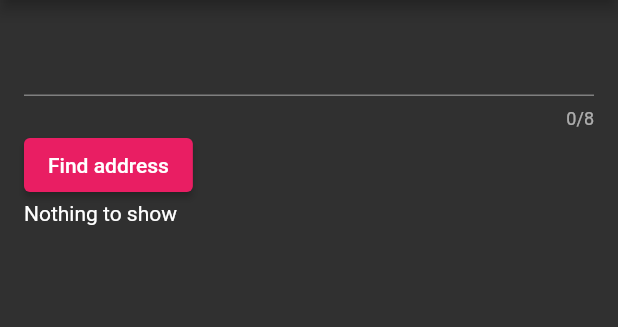
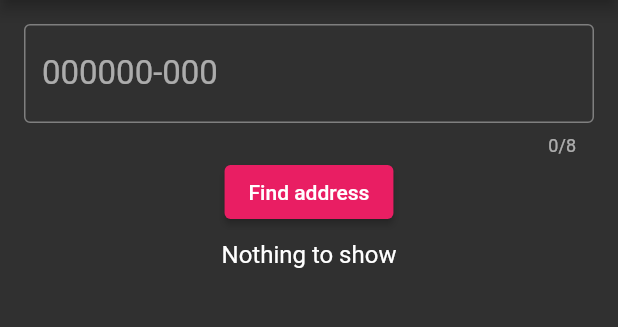
Before and after one commit to Lenonp/viacep_flutter, a Flutter app: the screen it shows after launch, on a phone screen of 412 x 824 dp, the part 84-411 px from its top. Run offline on Flutter 3.47's test engine with Material 2 defaults, Android fonts, the phone set to English and light mode, and no system bars.

Commit message:
Finishing touches

```diff
--- a/lib/screens/home.dart
+++ b/lib/screens/home.dart
@@ -23,16 +23,27 @@ class _HomeState extends State<Home> {
       body: Padding(
         padding: EdgeInsets.all(16.0),
         child: Column(
-          crossAxisAlignment: CrossAxisAlignment.start,
           children: [
-            TextField(controller: cepTextController, keyboardType: TextInputType.number, maxLength: 8,),
-            ElevatedButton(onPressed: () {
+            TextField(
+              controller: cepTextController,
+              keyboardType: TextInputType.number,
+              maxLength: 8,
+              decoration: InputDecoration(
+                hintText: '000000-000',
+                border: OutlineInputBorder(),
+              ),
+              style: Theme.of(context).textTheme.titleMedium,
+            ),
+            Padding(
+              padding: const EdgeInsets.only(bottom: 8.0),
+              child: ElevatedButton(onPressed: () {
                 final AddressService addressService = AddressService(uri: cepTextController.text);
                 setState(() {
                   futureAddress = addressService.fetchAddress();
                 });
                 },
                 child: Text('Find address'),
+              ),
             ),
 
             (futureAddress == null) ? Text('Nothing to show') : _AddressView(futureAddress: futureAddress),
@@ -51,11 +62,14 @@ class _AddressView extends StatelessWidget {
   Widget build(BuildContext context) {
     return FutureBuilder<Address>(future: futureAddress, builder: ((context, snapshot) {
               if(snapshot.hasData) {
-                return AddressComponent(data: snapshot.data!);
+                return Row(children: <Widget>[AddressComponent(data: snapshot.data!)]);
               } else if(snapshot.hasError) {
                 return Text('No address available');
               }
-              return CircularProgressIndicator();
+              return Padding(
+                padding: const EdgeInsets.only(top: 8.0),
+                child: CircularProgressIndicator(),
+              );
             }),);
   }
 }
--- a/lib/themes/main_theme.dart
+++ b/lib/themes/main_theme.dart
@@ -5,4 +5,12 @@ ThemeData MainTheme = ThemeData(
   primarySwatch: Colors.pink,
   brightness: Brightness.dark,
 
+  textTheme: TextTheme(
+    bodyMedium: TextStyle(
+      fontSize: 16,
+    ),
+    titleMedium: TextStyle(
+      fontSize: 22,
+    ),
+  ),
 );
```
Lines whose indentation alone changed are shown as unchanged.
